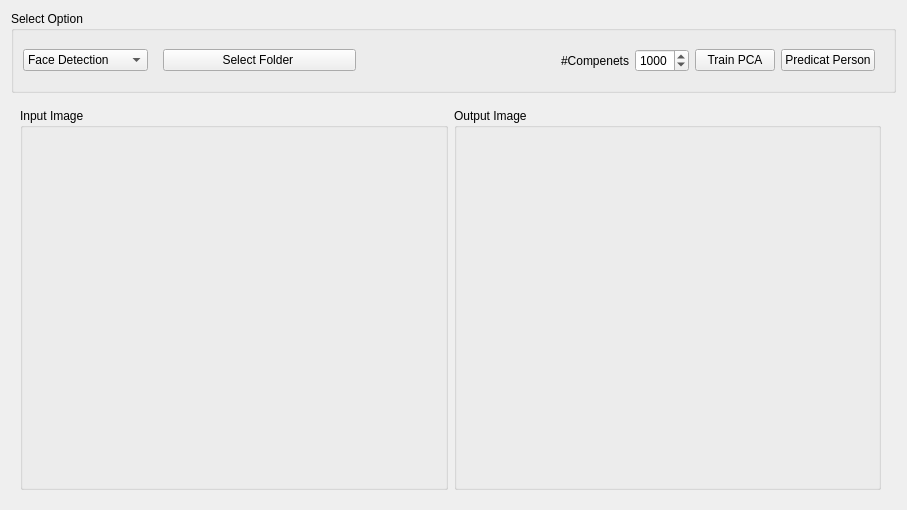
Qt form pages/page11.ui (Romaisaa/CV-Toolbox) before a commit.
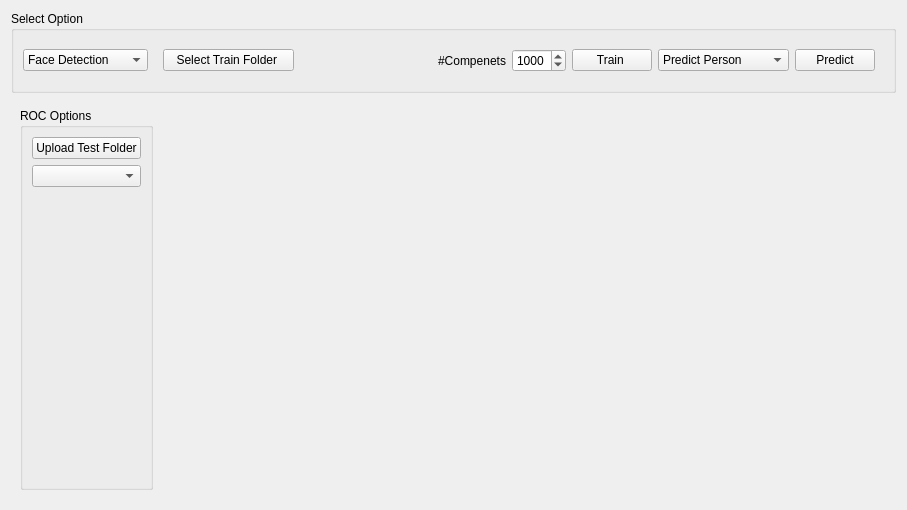
The same form after that commit. Custom widgets are drawn as their Qt base class.

```diff
--- a/pages/page11.ui
+++ b/pages/page11.ui
@@ -17,7 +17,7 @@
    <item row="1" column="0">
     <widget class="QStackedWidget" name="stackedWidget">
      <property name="currentIndex">
-      <number>0</number>
+      <number>1</number>
      </property>
      <widget class="QWidget" name="page">
       <layout class="QHBoxLayout" name="horizontalLayout_4">
@@ -61,6 +61,51 @@
        </item>
       </layout>
      </widget>
+     <widget class="QWidget" name="page_4">
+      <layout class="QHBoxLayout" name="horizontalLayout_7">
+       <item>
+        <widget class="QGroupBox" name="groupBox_2">
+         <property name="sizePolicy">
+          <sizepolicy hsizetype="Maximum" vsizetype="Preferred">
+           <horstretch>0</horstretch>
+           <verstretch>0</verstretch>
+          </sizepolicy>
+         </property>
+         <property name="title">
+          <string>ROC Options</string>
+         </property>
+         <layout class="QVBoxLayout" name="verticalLayout">
+          <item>
+           <widget class="QPushButton" name="testUploadBtn">
+            <property name="text">
+             <string>Upload Test Folder</string>
+            </property>
+           </widget>
+          </item>
+          <item>
+           <widget class="QComboBox" name="comboBox_2"/>
+          </item>
+          <item>
+           <spacer name="verticalSpacer">
+            <property name="orientation">
+             <enum>Qt::Vertical</enum>
+            </property>
+            <property name="sizeHint" stdset="0">
+             <size>
+              <width>20</width>
+              <height>40</height>
+             </size>
+            </property>
+           </spacer>
+          </item>
+         </layout>
+        </widget>
+       </item>
+       <item>
+        <widget class="QCustomPlot" name="widget" native="true"/>
+       </item>
+      </layout>
+     </widget>
     </widget>
    </item>
    <item row="0" column="0" colspan="2">
@@ -126,7 +171,7 @@
           <item>
            <widget class="QPushButton" name="select_folder_btn">
             <property name="text">
-             <string>Select Folder </string>
+             <string>Select Train Folder </string>
             </property>
            </widget>
           </item>
@@ -178,10 +223,24 @@
              </sizepolicy>
             </property>
             <property name="text">
-             <string>Train PCA</string>
+             <string>Train </string>
             </property>
            </widget>
           </item>
+          <item>
+           <widget class="QComboBox" name="comboBox">
+            <item>
+             <property name="text">
+              <string>Predict Person</string>
+             </property>
+            </item>
+            <item>
+             <property name="text">
+              <string>Test Folder</string>
+             </property>
+            </item>
+           </widget>
+          </item>
           <item>
            <widget class="QPushButton" name="predict_btn">
             <property name="sizePolicy">
@@ -191,7 +250,7 @@
              </sizepolicy>
             </property>
             <property name="text">
-             <string>Predicat Person</string>
+             <string>Predict</string>
             </property>
            </widget>
           </item>
@@ -213,6 +272,12 @@
     <signal>clicked()</signal>
    </slots>
   </customwidget>
+  <customwidget>
+   <class>QCustomPlot</class>
+   <extends>QWidget</extends>
+   <header location="global">utilities/qcustomplot.h</header>
+   <container>1</container>
+  </customwidget>
  </customwidgets>
  <resources/>
  <connections/>
```
Left out of the diff: 2 changed lines with no effect on the pictures.
